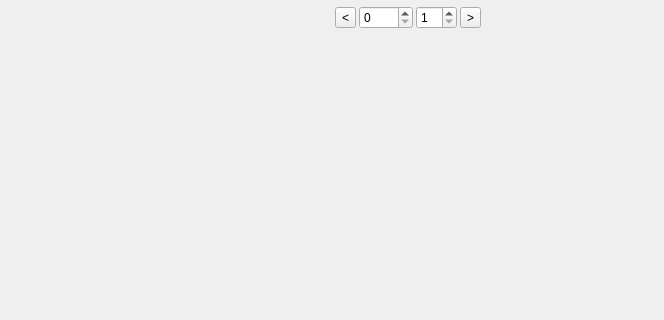
Qt form widgets/CalendarMode/CalendarModeWidget.ui (SeptemberHX/TodoManager) before a commit; both pictures show x 0 to 664 and y 0 to 320 of the 816 by 565 pixel window.
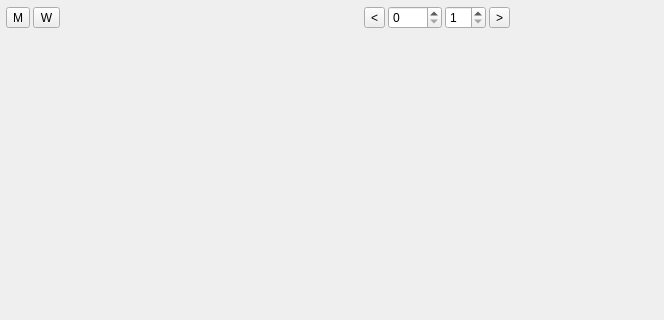
The same form after that commit.

Commit message: Change: split CalendarModeWidget into CalendarModeWidget and CalendarMonthWidget

```diff
--- a/widgets/CalendarMode/CalendarModeWidget.ui
+++ b/widgets/CalendarMode/CalendarModeWidget.ui
@@ -53,6 +53,47 @@
       <property name="bottomMargin">
        <number>3</number>
       </property>
+      <item>
+       <widget class="QWidget" name="toolButtonWidget" native="true">
+        <layout class="QHBoxLayout" name="horizontalLayout_3">
+         <property name="spacing">
+          <number>3</number>
+         </property>
+         <property name="leftMargin">
+          <number>0</number>
+         </property>
+         <property name="topMargin">
+          <number>0</number>
+         </property>
+         <property name="rightMargin">
+          <number>0</number>
+         </property>
+         <property name="bottomMargin">
+          <number>0</number>
+         </property>
+         <item>
+          <widget class="QToolButton" name="monthToolButton">
+           <property name="text">
+            <string>M</string>
+           </property>
+           <property name="checkable">
+            <bool>true</bool>
+           </property>
+          </widget>
+         </item>
+         <item>
+          <widget class="QToolButton" name="weekToolButton">
+           <property name="text">
+            <string>W</string>
+           </property>
+           <property name="checkable">
+            <bool>true</bool>
+           </property>
+          </widget>
+         </item>
+        </layout>
+       </widget>
+      </item>
       <item>
        <spacer name="horizontalSpacer">
         <property name="orientation">
```
Left out of the diff: 9 changed lines with no effect on the pictures. Lines whose indentation alone changed are shown as unchanged. The commit also changes 8 other files.
